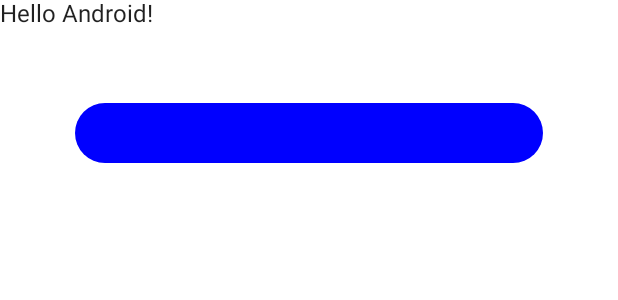
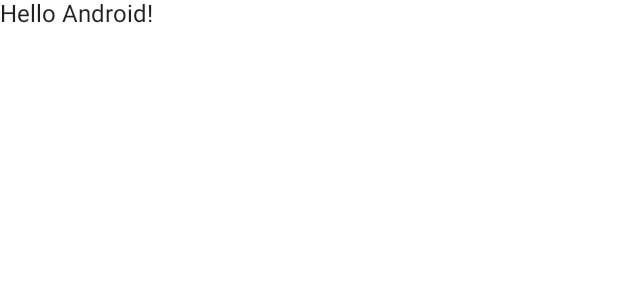
Before and after one commit to cherubalex/EZ_Docs_App, an Android app built with Jetpack Compose: the @Preview function DefaultPreview, on a phone screen of 412 x 824 dp. Shown: the top 300 px of the screen. Run offline under Robolectric (Android 15) with nearby library versions, the phone set to English and light mode, and no system bars.

Commit message:
Réstaurer l'ancien code

```diff
--- a/app/src/main/java/com/example/ez_docs_app/MainActivity.kt
+++ b/app/src/main/java/com/example/ez_docs_app/MainActivity.kt
@@ -39,25 +39,7 @@ class MainActivity : ComponentActivity() {
 
 @Composable
 fun Greeting(name: String) {
-
-    val configuration = LocalConfiguration.current
-    val screenwidth = configuration.screenWidthDp
-    val screenpadding = 100
-    Column() {
-        Text(text = "Hello $name!")
-        Box(
-            modifier = Modifier
-                .padding((screenpadding/2).dp)
-                .clip(CircleShape)
-                .width((screenwidth - 30).dp)
-                .height(40.dp)
-                .background(Color.Blue)
-
-        )
-
-    }
-
-
+    Text(text = "Hello $name!")
 }
 
 @Preview(showBackground = true)
```
